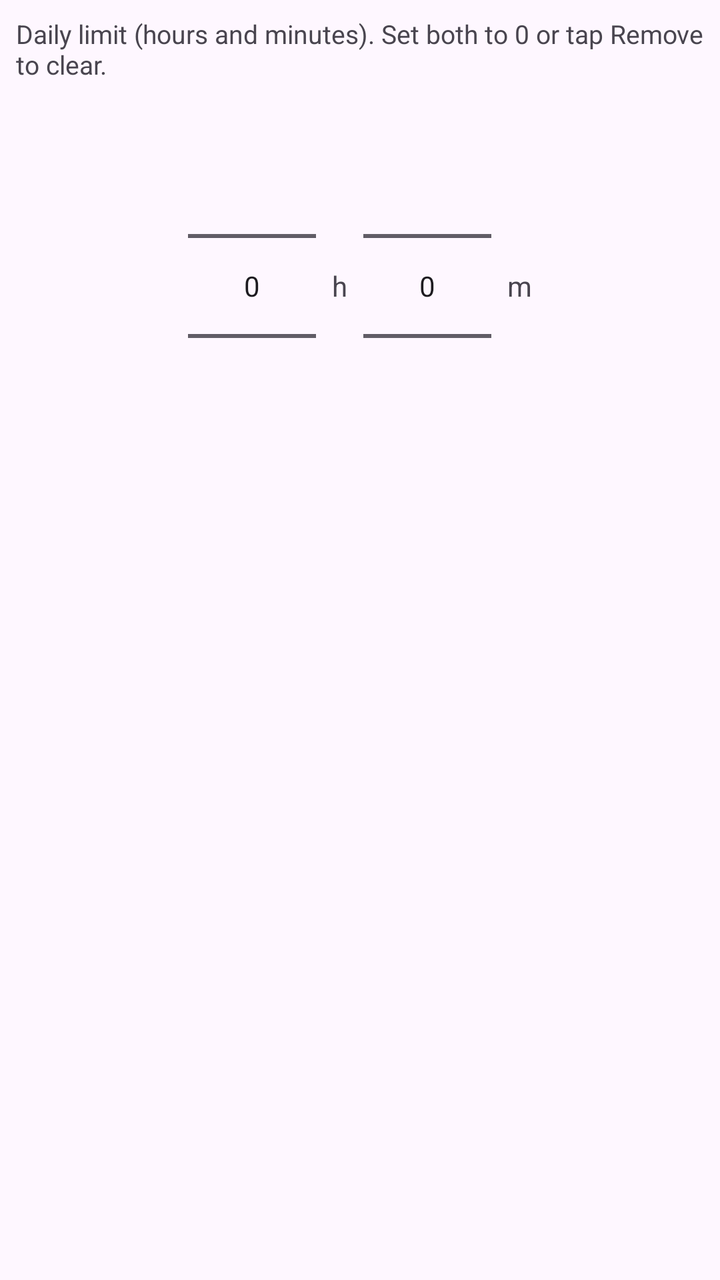
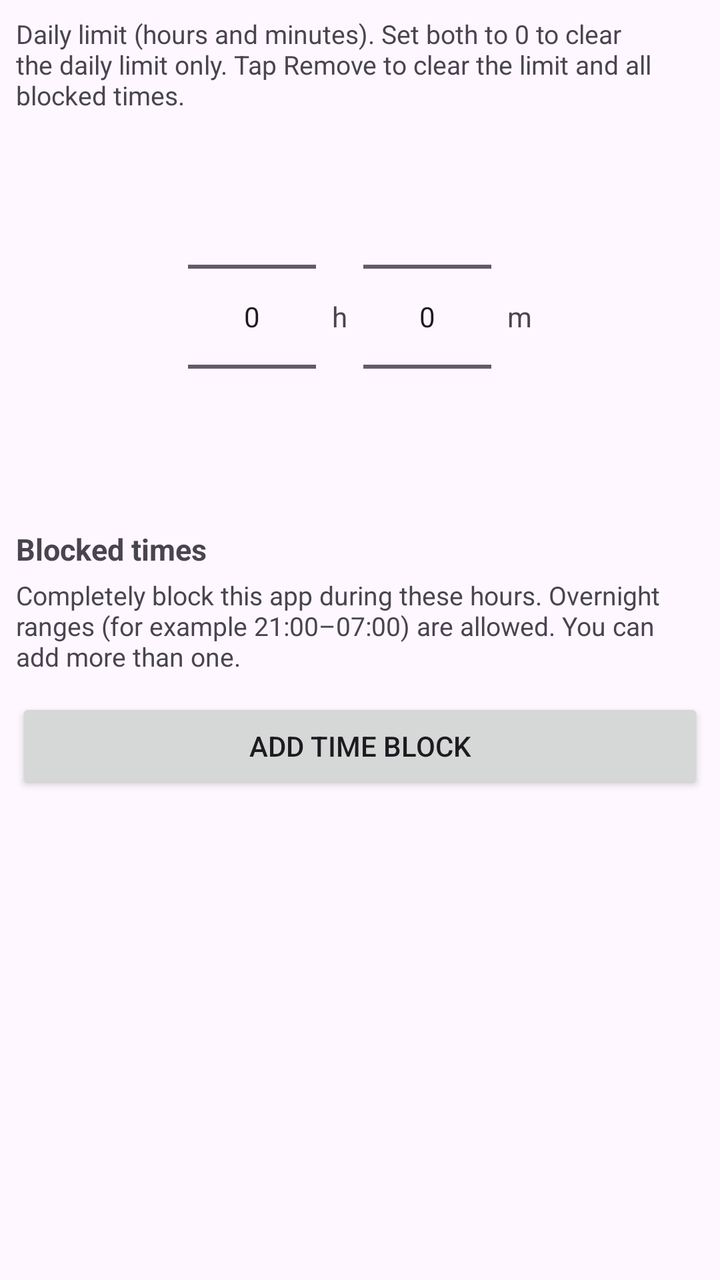

The first picture is an Android layout as it rendered before a commit; the second is the same layout after the commit. The layout source and the unified diff follow.
<!-- AndroidManifest.xml: application theme Theme.Material3.DayNight -->
<!-- res/layout/dialog_set_app_timer.xml -->
<?xml version="1.0" encoding="utf-8"?>
<LinearLayout xmlns:android="http://schemas.android.com/apk/res/android"
    android:layout_width="match_parent"
    android:layout_height="wrap_content"
    android:orientation="vertical"
    android:padding="8dp">

    <TextView
        android:layout_width="match_parent"
        android:layout_height="wrap_content"
        android:layout_marginBottom="12dp"
        android:text="@string/set_app_timer_dialog_message"
        android:textSize="13sp" />

    <LinearLayout
        android:layout_width="match_parent"
        android:layout_height="wrap_content"
        android:gravity="center"
        android:orientation="horizontal">

        <NumberPicker
            android:id="@+id/timerHoursPicker"
            android:layout_width="wrap_content"
            android:layout_height="wrap_content" />

        <TextView
            android:layout_width="wrap_content"
            android:layout_height="wrap_content"
            android:layout_marginHorizontal="8dp"
            android:text="@string/app_timer_hours_label"
            android:textSize="14sp" />

        <NumberPicker
            android:id="@+id/timerMinutesPicker"
            android:layout_width="wrap_content"
            android:layout_height="wrap_content" />

        <TextView
            android:layout_width="wrap_content"
            android:layout_height="wrap_content"
            android:layout_marginStart="8dp"
            android:text="@string/app_timer_minutes_label"
            android:textSize="14sp" />
    </LinearLayout>

</LinearLayout>
<!-- resources referenced by this layout -->
<resources>
  <string name="app_timer_hours_label">h</string>
  <string name="app_timer_minutes_label">m</string>
  <string name="set_app_timer_dialog_message">Daily limit (hours and minutes). Set both to 0 or tap Remove to clear.</string>
</resources>

<!-- the commit's change to res/layout/dialog_set_app_timer.xml (unified diff, before → after) -->
@@ -1,46 +1,81 @@
 <?xml version="1.0" encoding="utf-8"?>
-<LinearLayout xmlns:android="http://schemas.android.com/apk/res/android"
+<ScrollView xmlns:android="http://schemas.android.com/apk/res/android"
     android:layout_width="match_parent"
     android:layout_height="wrap_content"
-    android:orientation="vertical"
-    android:padding="8dp">
-
-    <TextView
-        android:layout_width="match_parent"
-        android:layout_height="wrap_content"
-        android:layout_marginBottom="12dp"
-        android:text="@string/set_app_timer_dialog_message"
-        android:textSize="13sp" />
+    android:overScrollMode="ifContentScrolls">
 
     <LinearLayout
         android:layout_width="match_parent"
         android:layout_height="wrap_content"
-        android:gravity="center"
-        android:orientation="horizontal">
-
-        <NumberPicker
-            android:id="@+id/timerHoursPicker"
-            android:layout_width="wrap_content"
-            android:layout_height="wrap_content" />
+        android:orientation="vertical"
+        android:padding="8dp">
 
         <TextView
-            android:layout_width="wrap_content"
+            android:layout_width="match_parent"
             android:layout_height="wrap_content"
-            android:layout_marginHorizontal="8dp"
-            android:text="@string/app_timer_hours_label"
-            android:textSize="14sp" />
+            android:layout_marginBottom="12dp"
+            android:text="@string/set_app_timer_dialog_message"
+            android:textSize="13sp" />
 
-        <NumberPicker
-            android:id="@+id/timerMinutesPicker"
-            android:layout_width="wrap_content"
-            android:layout_height="wrap_content" />
+        <LinearLayout
+            android:layout_width="match_parent"
+            android:layout_height="wrap_content"
+            android:gravity="center"
+            android:orientation="horizontal">
+
+            <NumberPicker
+                android:id="@+id/timerHoursPicker"
+                android:layout_width="wrap_content"
+                android:layout_height="wrap_content" />
+
+            <TextView
+                android:layout_width="wrap_content"
+                android:layout_height="wrap_content"
+                android:layout_marginHorizontal="8dp"
+                android:text="@string/app_timer_hours_label"
+                android:textSize="14sp" />
+
+            <NumberPicker
+                android:id="@+id/timerMinutesPicker"
+                android:layout_width="wrap_content"
+                android:layout_height="wrap_content" />
+
+            <TextView
+                android:layout_width="wrap_content"
+                android:layout_height="wrap_content"
+                android:layout_marginStart="8dp"
+                android:text="@string/app_timer_minutes_label"
+                android:textSize="14sp" />
+        </LinearLayout>
 
         <TextView
-            android:layout_width="wrap_content"
+            android:layout_width="match_parent"
             android:layout_height="wrap_content"
-            android:layout_marginStart="8dp"
-            android:text="@string/app_timer_minutes_label"
-            android:textSize="14sp" />
+            android:layout_marginTop="16dp"
+            android:text="@string/app_timer_block_windows_title"
+            android:textSize="15sp"
+            android:textStyle="bold" />
+
+        <TextView
+            android:layout_width="match_parent"
+            android:layout_height="wrap_content"
+            android:layout_marginTop="4dp"
+            android:layout_marginBottom="8dp"
+            android:text="@string/app_timer_block_windows_message"
+            android:textSize="13sp" />
+
+        <LinearLayout
+            android:id="@+id/blockWindowsContainer"
+            android:layout_width="match_parent"
+            android:layout_height="wrap_content"
+            android:orientation="vertical" />
+
+        <Button
+            android:id="@+id/addBlockWindowButton"
+            android:layout_width="match_parent"
+            android:layout_height="wrap_content"
+            android:layout_marginTop="4dp"
+            android:text="@string/app_timer_add_block_window" />
+
     </LinearLayout>
-
-</LinearLayout>
+</ScrollView>
<!-- resource entries referenced after the edit -->
@@ -1,7 +1,10 @@
 <!-- resources referenced by this layout -->
 <resources>
+  <string name="app_timer_add_block_window">Add time block</string>
+  <string name="app_timer_block_windows_message">Completely block this app during these hours. Overnight ranges (for example 21:00–07:00) are allowed. You can add more than one.</string>
+  <string name="app_timer_block_windows_title">Blocked times</string>
   <string name="app_timer_hours_label">h</string>
   <string name="app_timer_minutes_label">m</string>
-  <string name="set_app_timer_dialog_message">Daily limit (hours and minutes). Set both to 0 or tap Remove to clear.</string>
+  <string name="set_app_timer_dialog_message">Daily limit (hours and minutes). Set both to 0 to clear the daily limit only. Tap Remove to clear the limit and all blocked times.</string>
 </resources>
 
